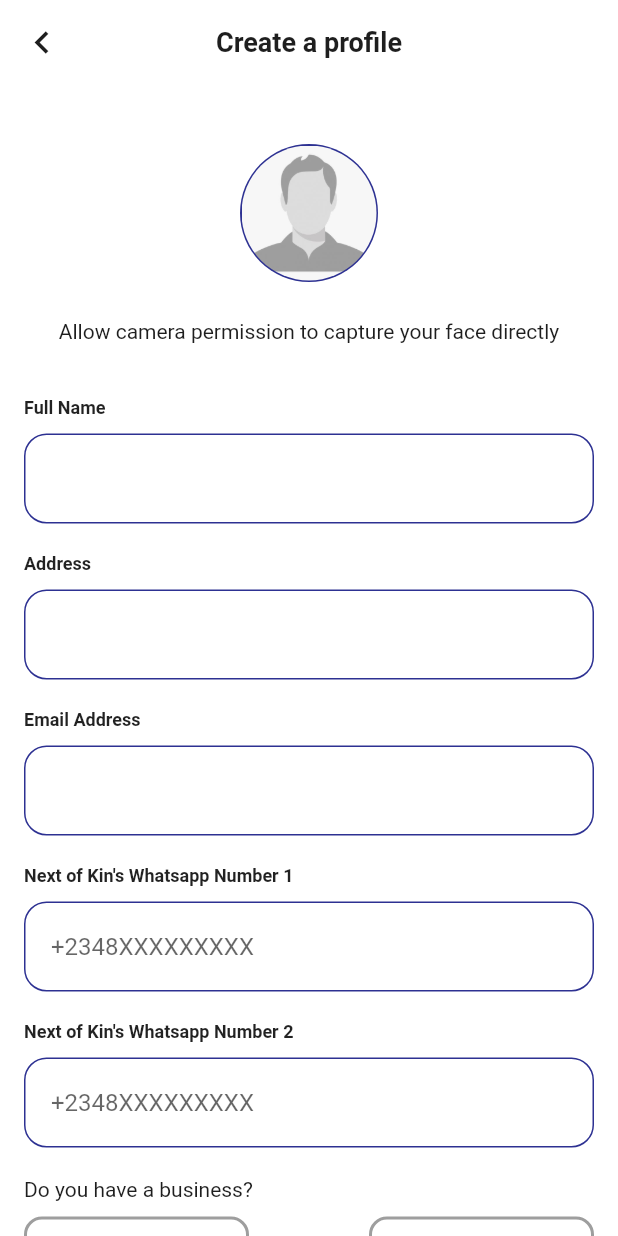
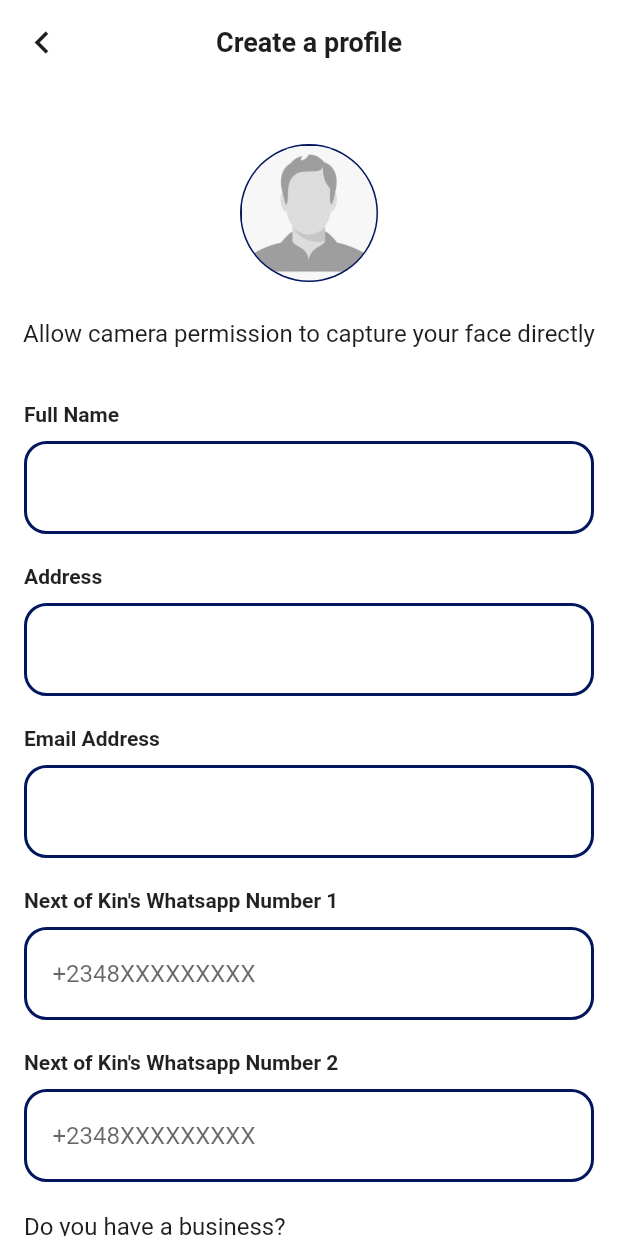
Before and after one commit to ogomegbunam/handshake-master, a Flutter app: the CompleteProfile screen opened directly with empty values, on a phone screen of 412 x 824 dp. Run offline on Flutter 3.47's test engine with Material 2 defaults, Android fonts, the phone set to English and light mode, and no system bars; our stand-ins replace cached_network_image, country_code_picker, dio, flutter_multi_formatter, flutter_svg, image_picker and 5 more; missing offline and left inert: qr_code_scanner; accounts and stored records are empty; generated files the repository leaves out were written again.

Commit message:
Ui modification

```diff
--- a/lib/components/form_input.dart
+++ b/lib/components/form_input.dart
@@ -6,6 +6,7 @@ class FormInput extends StatelessWidget {
   String hint;
   TextEditingController controller;
   bool enabled;
+
 
   FormInput(this.label, this.controller, {this.enabled = true, this.hint = ''});
 
@@ -21,7 +22,7 @@ class FormInput extends StatelessWidget {
             style: const TextStyle(
                 fontWeight: FontWeight.w600,
                 color: Colors.black87,
-                fontSize: 12),
+                fontSize: 14),
           ),
           SizedBox(
             height: 10,
@@ -29,7 +30,7 @@ class FormInput extends StatelessWidget {
           Container(
             decoration: BoxDecoration(
               borderRadius: BorderRadius.circular(15),
-              border: Border.all(color: kblue),
+              border: Border.all(color: kblue, width: 2),
               color: inputColor,
             ),
             child: Padding(
--- a/lib/components/options.dart
+++ b/lib/components/options.dart
@@ -14,7 +14,7 @@ class Options extends StatefulWidget {
 }
 
 class _OptionsState extends State<Options> {
-  String _selectedValue = '';
+  String _selectedValue = 'No';
 
   @override
   Widget build(BuildContext context) {
--- a/lib/constants.dart
+++ b/lib/constants.dart
@@ -1,6 +1,6 @@
 import 'package:flutter/material.dart';
 
-const Color kblue = Color(0xFF2D3192);
+const Color kblue = Color(0xFF02165d);
 const Color ksecond = Color(0XFFf38321);
 const Color kwhite = Colors.white;
 const Color kblk = Color(0xff144DDE);
@@ -8,7 +8,7 @@ const Color kblack = Color(0xff1E1E1E);
 const Color inputColor = Color(0xffffffff);
 
 const ksubheading =
-    TextStyle(fontSize: 14, fontWeight: FontWeight.w400, color: kblack);
+    TextStyle(fontSize: 16, fontWeight: FontWeight.w400, color: kblack);
 const kblkheading =
     TextStyle(fontSize: 12, fontWeight: FontWeight.w600, color: kblk);
 
--- a/lib/main.dart
+++ b/lib/main.dart
@@ -1,3 +1,7 @@
+
+
+
+
 import 'package:flutter/material.dart';
 
 import 'package:handshake/screen/authentication.dart';
@@ -45,7 +49,7 @@ class MyApp extends StatelessWidget {
         "/success": (ctx) => const CustomDailog(),
         "/qr-code": (ctx) => const QrCodeScreen(),
       },
-      home: SplashScreen(),
+      home: Authentication(),
     );
   }
 }
--- a/lib/screen/complete_profile.dart
+++ b/lib/screen/complete_profile.dart
@@ -61,8 +61,9 @@ class _CompleteProfileState extends State<CompleteProfile> {
     return Scaffold(
       key: _scaffoldKey,
       backgroundColor: kwhite,
+
       appBar: AppBar(
-        backgroundColor: kwhite,
+        backgroundColor: Colors.transparent,
         title: const Text(
           'Create a profile',
           style: TextStyle(
@@ -149,13 +150,20 @@ class _CompleteProfileState extends State<CompleteProfile> {
                     onValueChanged: (String value) {
                       Logger().i('value is $value');
                       isBusiness = value == 'Yes';
+                      setState(() {
+
+                      });
                     },
                   ),
                   SizedBox(
                     height: 10,
                   ),
-                  FormInput('Business Name', businessNameController),
-                  FormInput('Business Address', businessAddressController),
+                  Visibility(
+                     visible: ( isBusiness ),
+                      child: FormInput('Business Name', businessNameController)),
+                  Visibility(
+                    visible: (isBusiness),
+                      child: FormInput('Business Address', businessAddressController)),
                   Text(
                     'Do you use your vehicle for Transportation?',
                     style: ksubheading,
@@ -167,12 +175,17 @@ class _CompleteProfileState extends State<CompleteProfile> {
                     onValueChanged: (String value) {
                       Logger().i('value is $value');
                       isVehicle = value == 'Yes';
+                      setState(() {
+
+                      });
                     },
                   ),
                   SizedBox(
                     height: 10,
                   ),
-                  FormInput('Vehicle\'s Plate Number', vehicleController),
+                  Visibility(
+                    visible: (isVehicle),
+                      child: FormInput('Vehicle\'s Plate Number', vehicleController)),
                   SizedBox(
                     height: 40,
                   ),
--- a/pubspec.yaml
+++ b/pubspec.yaml
@@ -53,6 +53,7 @@ dependencies:
     path: packages/flutter_qr_reader
   image_gallery_saver:
     path: packages/image_gallery_saver
+  flutter_multi_formatter: ^2.5.1
 
 
 
```
Also changed, not shown: lib/screen/authentication.dart (+181 -111 lines), lib/screen/update_profile.dart (+58 -26 lines), packages/flutter_qr_reader/pubspec.lock, pubspec.lock, 2 other files.
